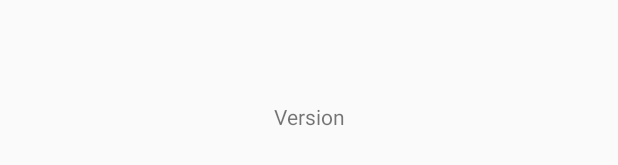
After one commit to iHad169/StrikerQuickRecruiter, an Android app: the layout activity_about.xml on its own in the app's theme, with its tools: preview values and no code run, on a phone screen of 412 x 824 dp. The commit adds this screen. Shown: the part 502-667 px from the top of the screen. Run offline under Robolectric (Android 15) with nearby library versions, the light colour scheme and no system bars.

Commit message:
v11.0
修復不能招募問題
新增應用程式版本顯示
增長再次招募冷卻時間至5秒

```diff
--- a/app/build.gradle
+++ b/app/build.gradle
@@ -24,15 +24,15 @@ android {
         applicationId "org.sourcekey.strikerquickrecruiter"
         minSdkVersion 17
         targetSdkVersion 30
-        versionCode 10
-        versionName "v10.0"
+        versionCode 11
+        versionName "v11.0"
 
         testInstrumentationRunner "androidx.test.runner.AndroidJUnitRunner"
     }
 
     buildTypes {
         release {
-            minifyEnabled false
+            minifyEnabled true
             proguardFiles getDefaultProguardFile('proguard-android-optimize.txt'), 'proguard-rules.pro'
         }
     }
--- /dev/null
+++ b/app/src/main/res/layout/activity_about.xml
@@ -0,0 +1,44 @@
+<?xml version="1.0" encoding="utf-8"?>
+<!--
+  ~ MonsterStrikeQuickRecruiter is free software: you can redistribute it and/or modify
+  ~ it under the terms of the GNU General Public License as published by
+  ~ the Free Software Foundation, either version 3 of the License, or
+  ~ (at your option) any later version.
+  ~
+  ~ MonsterStrikeQuickRecruiter is distributed in the hope that it will be useful,
+  ~ MERCHANTABILITY or FITNESS FOR A PARTICULAR PURPOSE.  See the
+  ~ GNU General Public License for more details.
+  ~
+  ~ You should have received a copy of the GNU General Public License
+  ~ along with MonsterStrikeQuickRecruiter.  If not, see <https://www.gnu.org/licenses/>.
+  -->
+
+<androidx.constraintlayout.widget.ConstraintLayout xmlns:android="http://schemas.android.com/apk/res/android"
+    xmlns:app="http://schemas.android.com/apk/res-auto"
+    xmlns:tools="http://schemas.android.com/tools"
+    android:layout_width="match_parent"
+    android:layout_height="match_parent"
+    tools:context=".AboutActivity">
+
+    <TextView
+        android:id="@+id/versionTextView"
+        android:layout_width="wrap_content"
+        android:layout_height="wrap_content"
+        android:text="@string/version"
+        app:layout_constraintBottom_toTopOf="@+id/bottomAdView"
+        app:layout_constraintEnd_toEndOf="parent"
+        app:layout_constraintStart_toStartOf="parent"
+        app:layout_constraintTop_toTopOf="parent"
+        tools:ignore="MissingConstraints" />
+
+    <com.google.android.gms.ads.AdView
+        android:id="@+id/bottomAdView"
+        android:layout_width="match_parent"
+        android:layout_height="wrap_content"
+        android:background="@color/colorPrimaryDark"
+        app:adSize="SMART_BANNER"
+        app:adUnitId="ca-app-pub-2319576034906153/4638759646"
+        app:layout_constraintBottom_toBottomOf="parent"
+        app:layout_constraintEnd_toEndOf="parent"
+        app:layout_constraintStart_toStartOf="parent" />
+</androidx.constraintlayout.widget.ConstraintLayout>
--- a/app/src/main/res/layout/bottom_ad_dialog_layout.xml
+++ b/app/src/main/res/layout/bottom_ad_dialog_layout.xml
@@ -23,8 +23,5 @@
         android:layout_width="match_parent"
         android:layout_height="wrap_content"
         app:adSize="SMART_BANNER"
-        app:adUnitId="ca-app-pub-2319576034906153/4638759646"
-        app:layout_constraintBottom_toBottomOf="parent"
-        app:layout_constraintEnd_toEndOf="parent"
-        app:layout_constraintStart_toStartOf="parent" />
+        app:adUnitId="ca-app-pub-2319576034906153/4638759646"/>
 </LinearLayout>
--- a/app/src/main/res/menu/menu.xml
+++ b/app/src/main/res/menu/menu.xml
@@ -43,4 +43,8 @@
         android:title="@string/teaching"
         android:id="@+id/teachingItem"
         app:showAsAction="never"/>
+    <item
+        android:title="@string/about"
+        android:id="@+id/about"
+        app:showAsAction="never"/>
 </menu>
--- a/app/src/main/res/values/strings.xml
+++ b/app/src/main/res/values/strings.xml
@@ -34,4 +34,6 @@
     <string name="willAutomaticSelect">Will Automatic Select</string>
     <string name="seconds">Seconds</string>
     <string name="copied">Copied</string>
+    <string name="about">About</string>
+    <string name="version">Version</string>
 </resources>
```
Also changed, not shown: app/src/main/AndroidManifest.xml (+8 -19 lines), app/src/main/java/org/sourcekey/strikerquickrecruiter/AboutActivity.kt (added, +36 -0 lines), app/src/main/java/org/sourcekey/strikerquickrecruiter/MainActivity.kt (+21 -13 lines), 8 other files.
